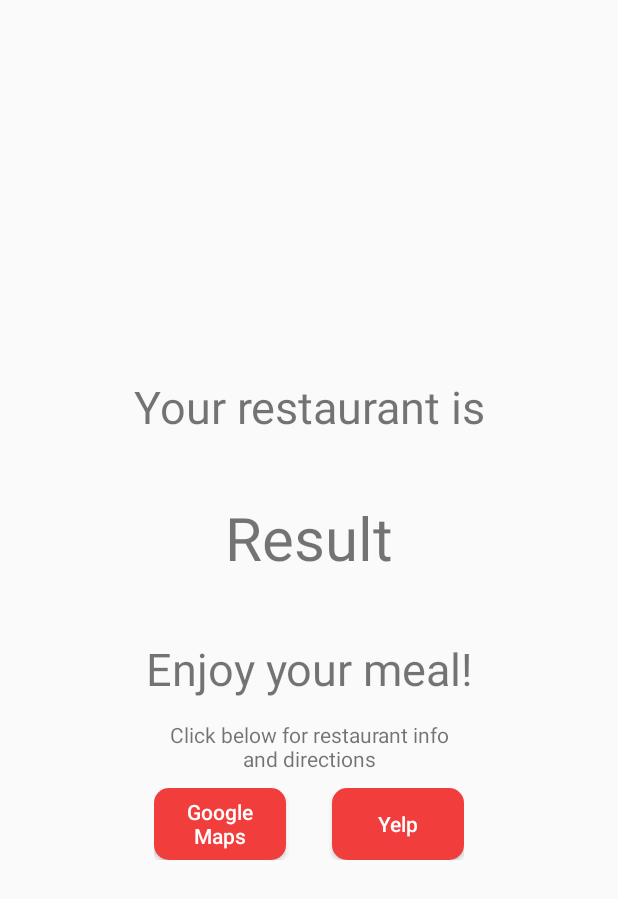
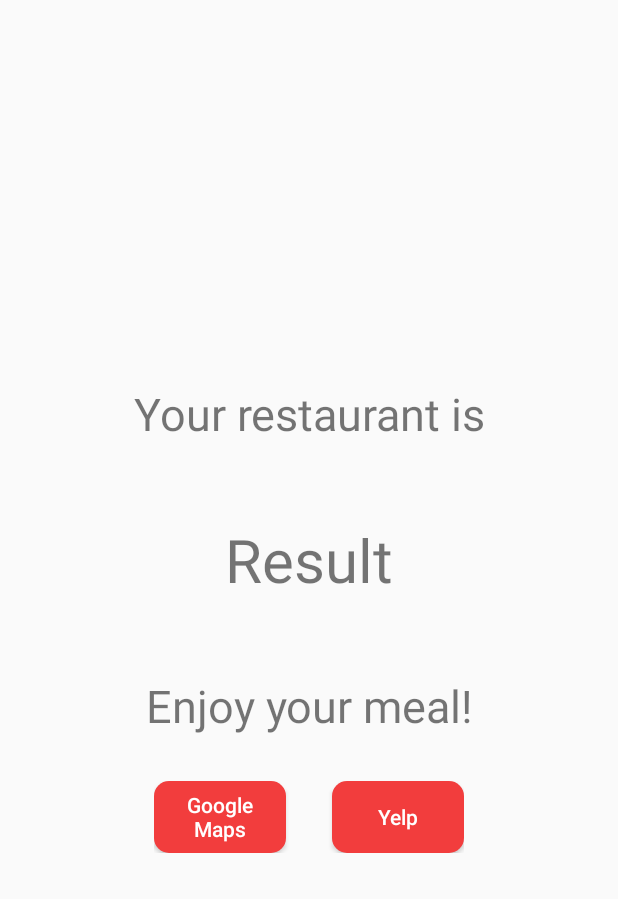
Before and after one commit to jpachev/cs356-pickaplace, an Android app: the layout final_result.xml on its own in the app's theme, with its tools: preview values and no code run, on a phone screen of 412 x 824 dp. Shown: the top 899 px of the screen. Run offline under Robolectric (Android 15) with nearby library versions, the phone set to English and light mode, and no system bars.

Commit message:
Revert "more formatting"
This reverts commit d946dbed8a8354e22b465396f21e3025d099fe14.

```diff
--- a/PickAPlace/app/src/main/res/layout/final_result.xml
+++ b/PickAPlace/app/src/main/res/layout/final_result.xml
@@ -23,8 +23,8 @@
         android:textSize="40sp"
         android:paddingLeft="50dp"
         android:paddingRight="50dp"
-        android:layout_marginTop="40dp"
-        android:layout_marginBottom="40dp"
+        android:layout_marginTop="50dp"
+        android:layout_marginBottom="50dp"
         android:text="Result" />
 
     <TextView
@@ -37,23 +37,12 @@
         android:paddingRight="50dp"
         android:text="Enjoy your meal!" />
 
-    <TextView
-        android:layout_height="wrap_content"
-        android:layout_width="wrap_content"
-        android:layout_gravity="center"
-        android:textAlignment="center"
-        android:textSize="14sp"
-        android:layout_marginTop="14dp"
-        android:paddingLeft="50dp"
-        android:paddingRight="50dp"
-        android:text="Click below for restaurant info\nand directions" />
-
     <LinearLayout
         android:layout_width="wrap_content"
         android:layout_height="wrap_content"
         android:orientation="horizontal"
         android:layout_gravity="center"
-        android:layout_marginTop="10dp"
+        android:layout_marginTop="30dp"
         android:gravity="center">
         <Button
             android:id="@+id/final_button"
--- a/PickAPlace/app/src/main/res/layout/round_step.xml
+++ b/PickAPlace/app/src/main/res/layout/round_step.xml
@@ -9,9 +9,9 @@
         android:layout_height="wrap_content"
         android:layout_width="wrap_content"
         android:text="Option 1"
-        android:textSize="40dp"
-        android:paddingLeft="40dp"
-        android:paddingRight="40dp"
+        android:textSize="50dp"
+        android:paddingLeft="50dp"
+        android:paddingRight="50dp"
         android:layout_gravity="center"
         android:textAlignment="center"/>
     <LinearLayout
--- a/PickAPlace/app/src/main/res/layout/round_title.xml
+++ b/PickAPlace/app/src/main/res/layout/round_title.xml
@@ -18,8 +18,6 @@
         android:layout_marginTop="30dp"
         android:layout_gravity="center"
         android:textAlignment="center"
-        android:paddingLeft="50dp"
-        android:paddingRight="50dp"
         android:textSize="40sp"
         android:text="Rate each type of cuisine" />
     <TextView
```
